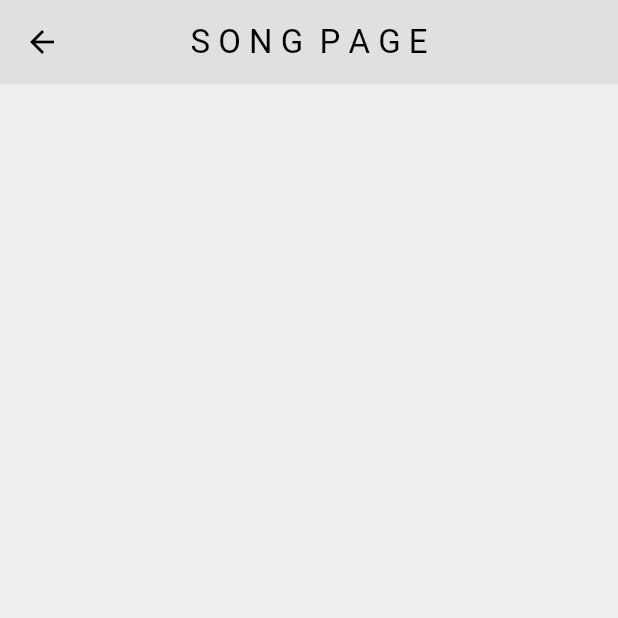
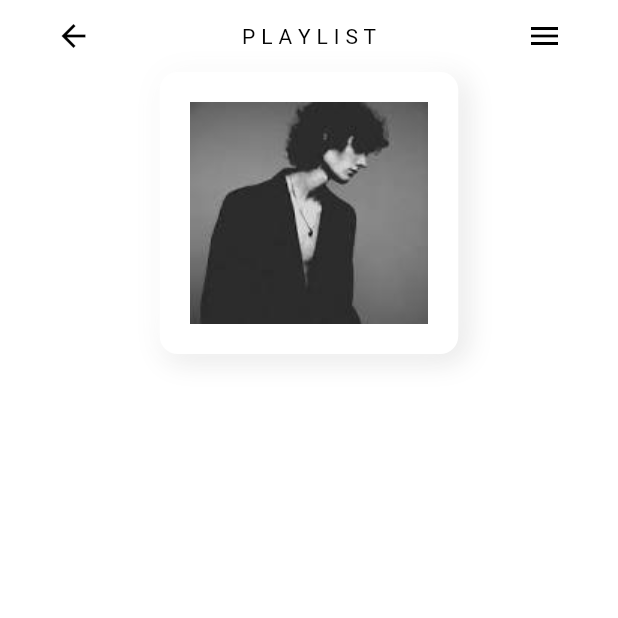
Before and after one commit to Ananreddy/Music_App, a Flutter app: the SongPage screen opened directly, on a phone screen of 412 x 824 dp, the top half of it. Run offline on Flutter 3.47's test engine with Material 3 defaults, Android fonts, the phone set to English and light mode, and no system bars.

Commit message:
Implemented SongPage UI:

```diff
--- a/lib/components/neu_box.dart
+++ b/lib/components/neu_box.dart
@@ -11,7 +11,9 @@ class NeuBox extends StatelessWidget{
     @override
     Widget build (BuildContext context){
       return Container(
-        decoration: BoxDecoration(color: Theme.of(context).colorScheme.background,
+        decoration: BoxDecoration(
+          color: Theme.of(context).colorScheme.background,
+          borderRadius: BorderRadius.circular(12),
           boxShadow: [
           //darker shadow on the bottom right
           BoxShadow(
@@ -28,7 +30,8 @@ class NeuBox extends StatelessWidget{
           ]
 
         ),
-         child:
+        padding: const EdgeInsets.all(20),
+        child: child,
       );
 
     }
--- a/lib/pages/song_page.dart
+++ b/lib/pages/song_page.dart
@@ -1,17 +1,54 @@
 import 'package:flutter/material.dart';
+import 'package:music_app/components/neu_box.dart';
+import 'package:music_app/models/playlist_provider.dart';
+import 'package:provider/provider.dart';
+
+class SongPage extends StatelessWidget {
+  const SongPage({super.key});
+
+  @override
+  Widget build(BuildContext context) {
+    return Consumer<PlaylistProvider>(
+      builder: (context, value, child) => Scaffold(
+        backgroundColor: Theme.of(context).colorScheme.background,
+        body: SafeArea(
+          child: Padding(
+            padding: const EdgeInsets.only(left:25, bottom:25, right:25),
+            child: Column(
+              children: [
+                Row(
+                  mainAxisAlignment: MainAxisAlignment.spaceBetween,
+                  children: [
+                    // back button
+                    IconButton(
+                      onPressed: () {},
+                      icon: Icon(Icons.arrow_back),
+                    ),
+
+                    // title
+                    Text("P L A Y L I S T"),
+
+                    // menu button
+                    IconButton(
+                      onPressed: () {},
+                      icon: Icon(Icons.menu),
+                    ),
+                  ],
+                ),
+                //album artwork
+                NeuBox(
+                  child: Image.asset("assets/images/album_art_1.jpg"),
+                ),
 
 
-class SongPage extends StatelessWidget {
-      const SongPage ({super.key});
 
 
-     @override
-    Widget build(BuildContext context){
-      return Scaffold(
-        backgroundColor: Theme.of(context).colorScheme.secondary,
-        appBar: AppBar(title: Text("S O N G  P A G E"),
-        centerTitle:true,
+
+              ],
+            ),
+          ),
         ),
-      );
-    }
+      ),
+    );
+  }
 }
```
